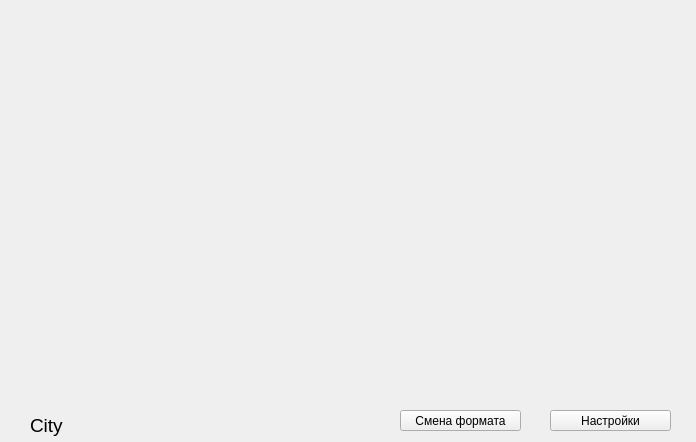
The window that MyProject/gui/month/month.ui (klilukqq/youlab) describes before a commit, drawn with Qt 5.
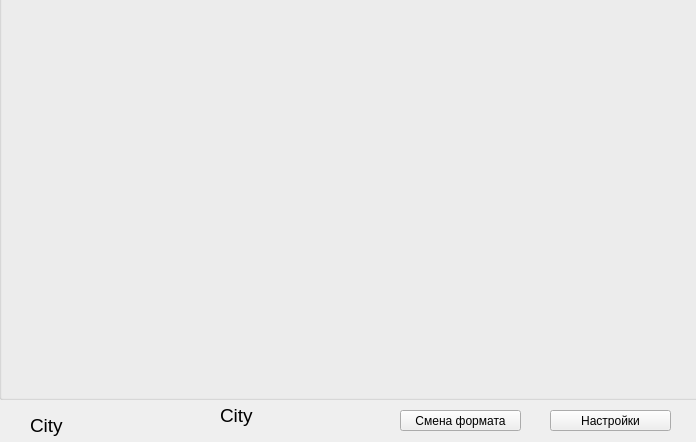
The same window after the commit.

Diff of the .ui file:
```diff
--- a/MyProject/gui/month/month.ui
+++ b/MyProject/gui/month/month.ui
@@ -57,6 +57,48 @@
     <string>City</string>
    </property>
   </widget>
+  <widget class="QGroupBox" name="monthBox">
+   <property name="geometry">
+    <rect>
+     <x>-1</x>
+     <y>-11</y>
+     <width>701</width>
+     <height>411</height>
+    </rect>
+   </property>
+   <property name="title">
+    <string/>
+   </property>
+   <widget class="QWidget" name="gridLayoutWidget">
+    <property name="geometry">
+     <rect>
+      <x>0</x>
+      <y>20</y>
+      <width>701</width>
+      <height>391</height>
+     </rect>
+    </property>
+    <layout class="QGridLayout" name="monthLayout"/>
+   </widget>
+  </widget>
+  <widget class="QLabel" name="City_2">
+   <property name="geometry">
+    <rect>
+     <x>220</x>
+     <y>400</y>
+     <width>141</width>
+     <height>31</height>
+    </rect>
+   </property>
+   <property name="font">
+    <font>
+     <pointsize>14</pointsize>
+    </font>
+   </property>
+   <property name="text">
+    <string>City</string>
+   </property>
+  </widget>
  </widget>
  <resources/>
  <connections/>
```
